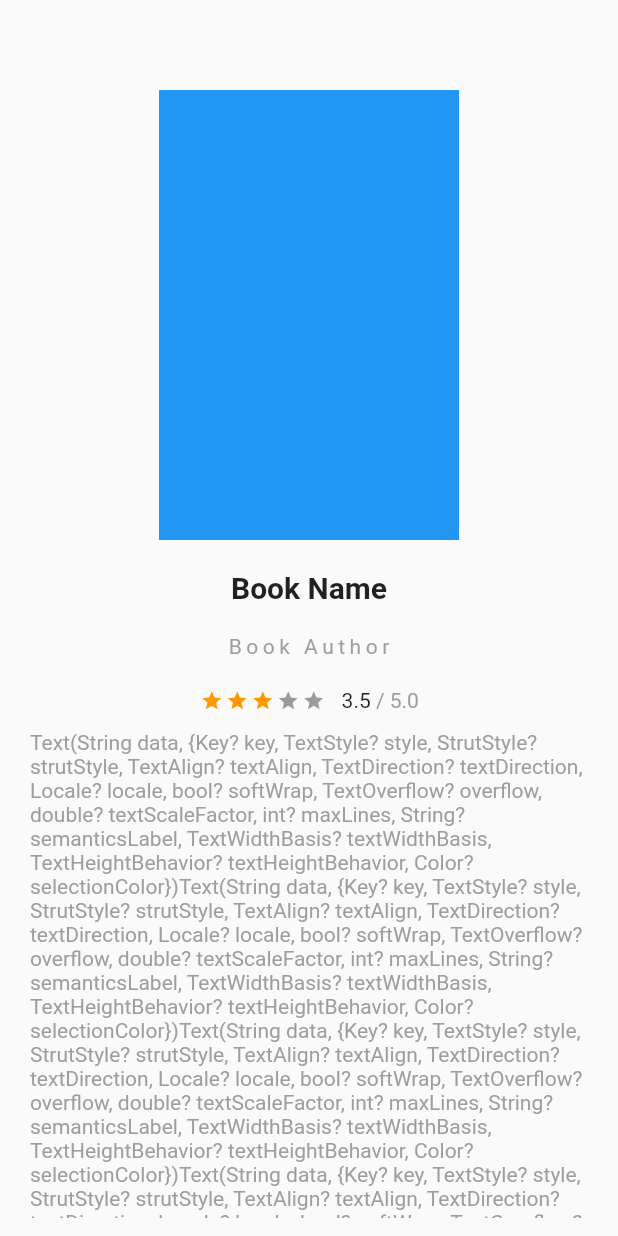
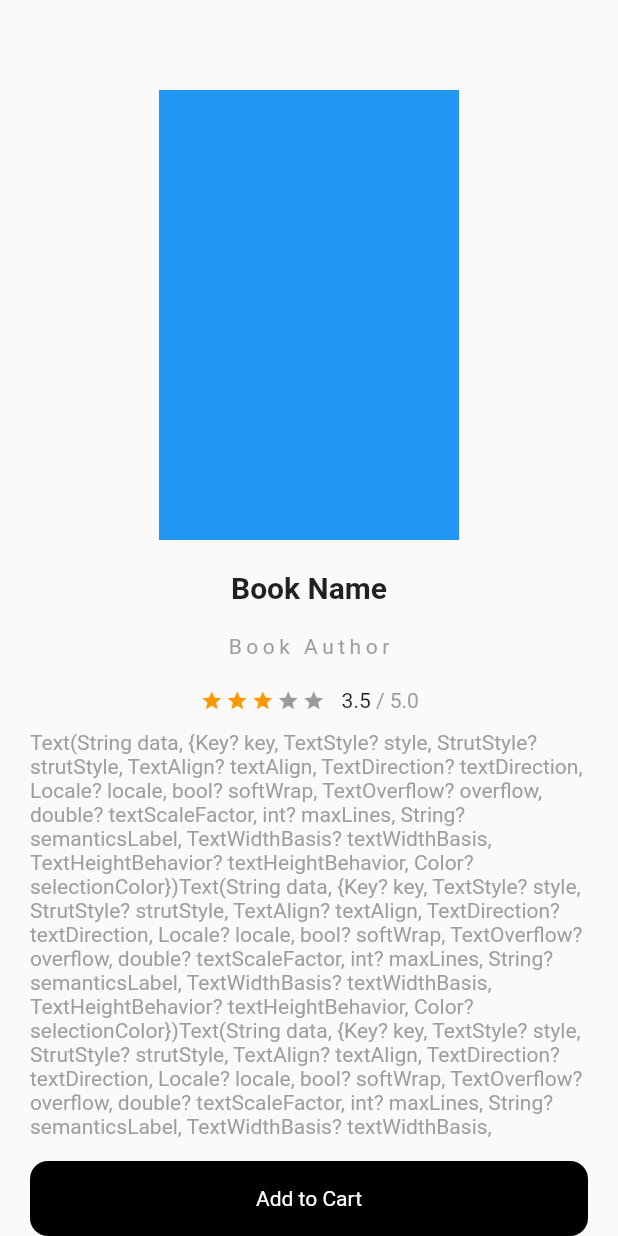
Before and after one commit to MohamadAzarifar/seven_book_store, a Flutter app: the screen it shows after launch, on a phone screen of 412 x 824 dp. Run offline on Flutter 3.47's test engine with Material 2 defaults, Android fonts, the phone set to English and light mode, and no system bars; drawn by our look-alikes of flutter_rating_bar.

Commit message:
Add button to detail screen.

```diff
--- a/lib/screens/book_detail_screen.dart
+++ b/lib/screens/book_detail_screen.dart
@@ -20,11 +20,33 @@ class BookDetailScreen extends StatelessWidget {
                 _buildBookAuthor(),
                 _buildRating(),
                 Expanded(child: _buildDescription()),
+                _buildButton(),
               ],
             ),
           ),
         ),
       );
+
+  Widget _buildButton() {
+    return GestureDetector(
+      onTap: () {
+        print('Button clicked');
+      },
+      child: Container(
+        decoration: BoxDecoration(
+          color: Colors.black,
+          borderRadius: BorderRadius.circular(12),
+        ),
+        height: 50,
+        child: const Center(
+          child: Text(
+            'Add to Cart',
+            style: TextStyle(color: Colors.white),
+          ),
+        ),
+      ),
+    );
+  }
 
   Widget _buildDescription() {
     return const Padding(
```
